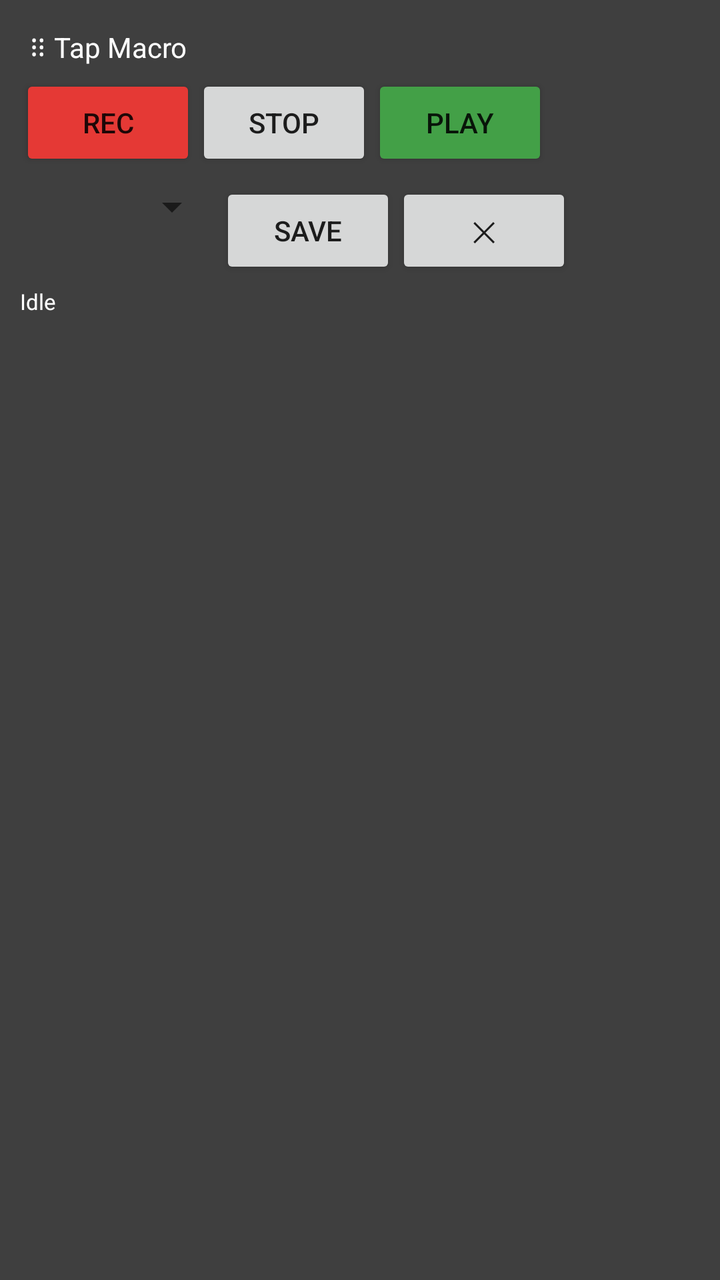
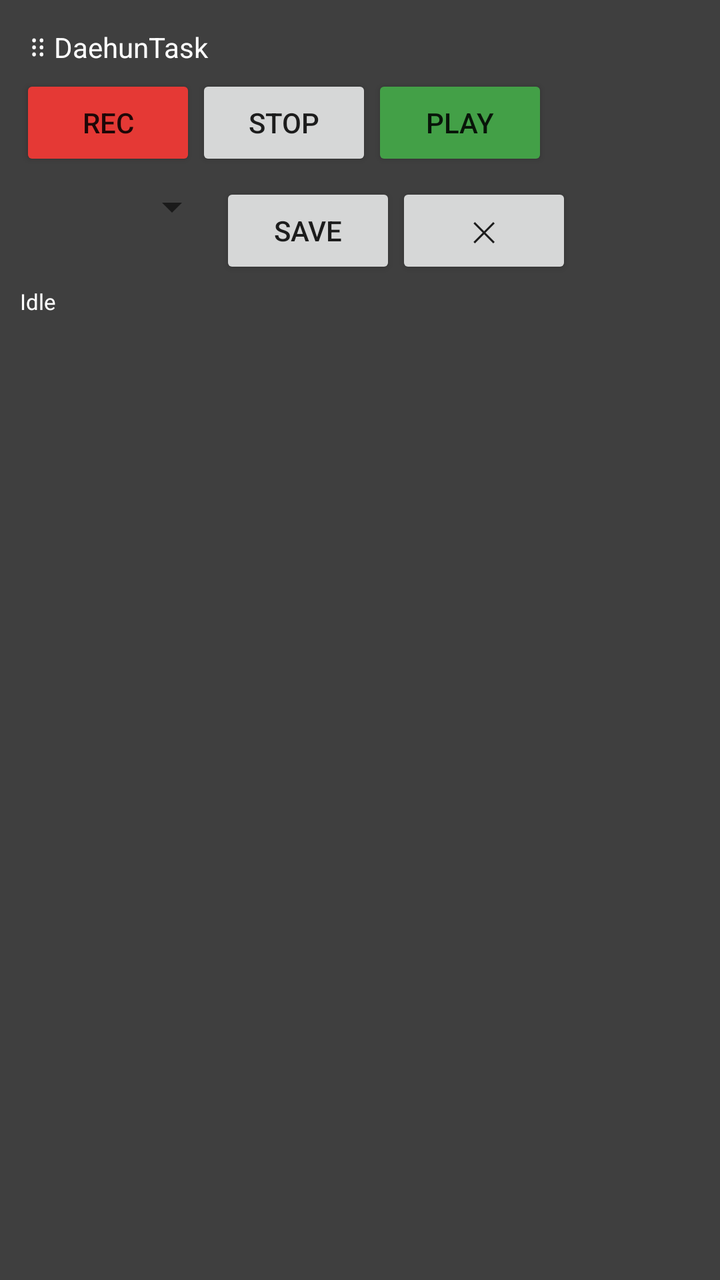

Compare the two renders of this Android layout. The source of the first and the diff that turns it into the second are given below.
<!-- AndroidManifest.xml: application theme Theme.TapMacro -->
<!-- res/layout/overlay_control.xml -->
<?xml version="1.0" encoding="utf-8"?>
<LinearLayout xmlns:android="http://schemas.android.com/apk/res/android"
    android:orientation="vertical"
    android:layout_width="wrap_content"
    android:layout_height="wrap_content"
    android:background="#DD222222"
    android:padding="10dp">

    <TextView
        android:id="@+id/dragHandle"
        android:layout_width="match_parent"
        android:layout_height="wrap_content"
        android:text="⠿ Tap Macro"
        android:textColor="@color/white"
        android:padding="4dp" />

    <LinearLayout
        android:orientation="horizontal"
        android:layout_width="wrap_content"
        android:layout_height="wrap_content">

        <Button
            android:id="@+id/btnRecord"
            android:layout_width="wrap_content"
            android:layout_height="wrap_content"
            android:backgroundTint="@color/record_red"
            android:text="Rec" />

        <Button
            android:id="@+id/btnStop"
            android:layout_width="wrap_content"
            android:layout_height="wrap_content"
            android:text="Stop" />

        <Button
            android:id="@+id/btnPlay"
            android:layout_width="wrap_content"
            android:layout_height="wrap_content"
            android:backgroundTint="@color/play_green"
            android:text="Play" />
    </LinearLayout>

    <LinearLayout
        android:orientation="horizontal"
        android:layout_width="wrap_content"
        android:layout_height="wrap_content"
        android:layout_marginTop="6dp">

        <Spinner
            android:id="@+id/spinnerSpeed"
            android:layout_width="100dp"
            android:layout_height="wrap_content" />

        <Button
            android:id="@+id/btnSave"
            android:layout_width="wrap_content"
            android:layout_height="wrap_content"
            android:text="Save" />

        <Button
            android:id="@+id/btnClose"
            android:layout_width="wrap_content"
            android:layout_height="wrap_content"
            android:text="✕" />
    </LinearLayout>

    <TextView
        android:id="@+id/statusText"
        android:layout_width="wrap_content"
        android:layout_height="wrap_content"
        android:textColor="@color/white"
        android:textSize="11sp"
        android:layout_marginTop="4dp"
        android:text="Idle" />

</LinearLayout>
<!-- resources referenced by this layout -->
<resources>
  <color name="play_green">#43A047</color>
  <color name="record_red">#E53935</color>
  <color name="white">#FFFFFF</color>
  <style name="Theme.TapMacro" parent="Theme.MaterialComponents.DayNight.NoActionBar">
          <item name="colorPrimary">@color/purple_500</item>
      </style>
  <color name="purple_500">#6200EE</color>
</resources>

<!-- the commit's change to res/layout/overlay_control.xml (unified diff, before → after) -->
@@ -10,7 +10,7 @@
         android:id="@+id/dragHandle"
         android:layout_width="match_parent"
         android:layout_height="wrap_content"
-        android:text="⠿ Tap Macro"
+        android:text="⠿ DaehunTask"
         android:textColor="@color/white"
         android:padding="4dp" />
 
